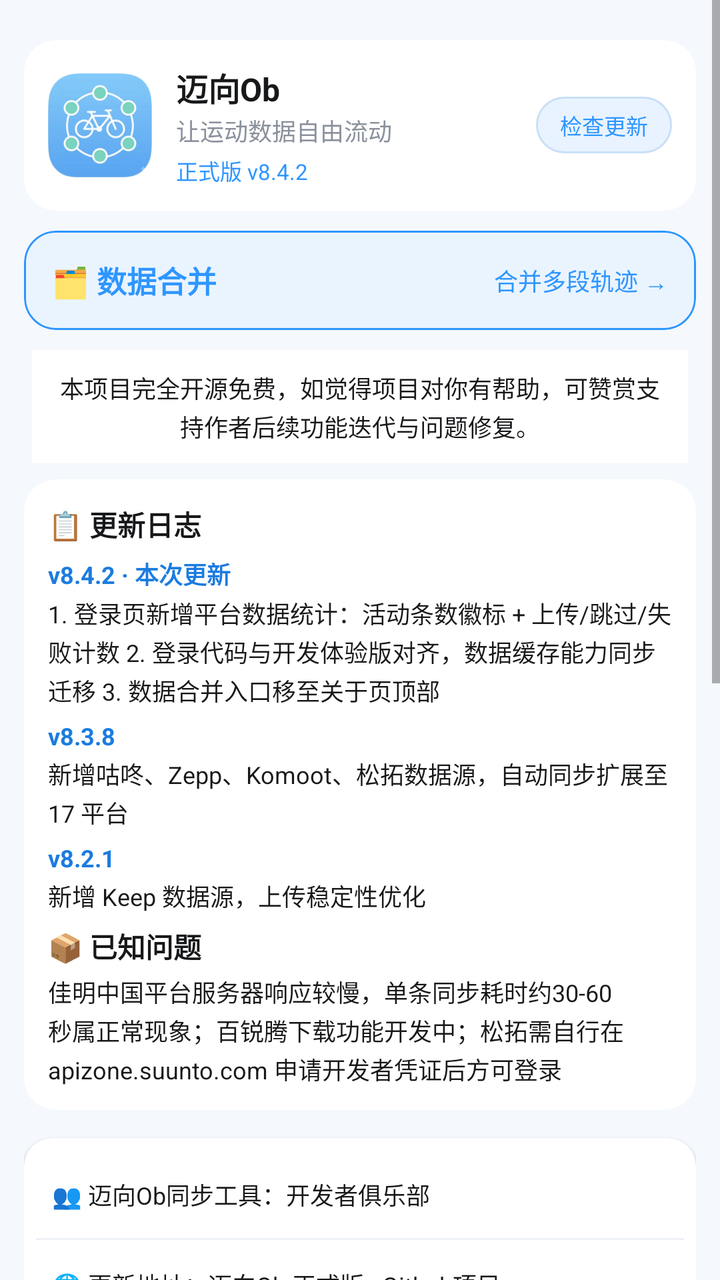
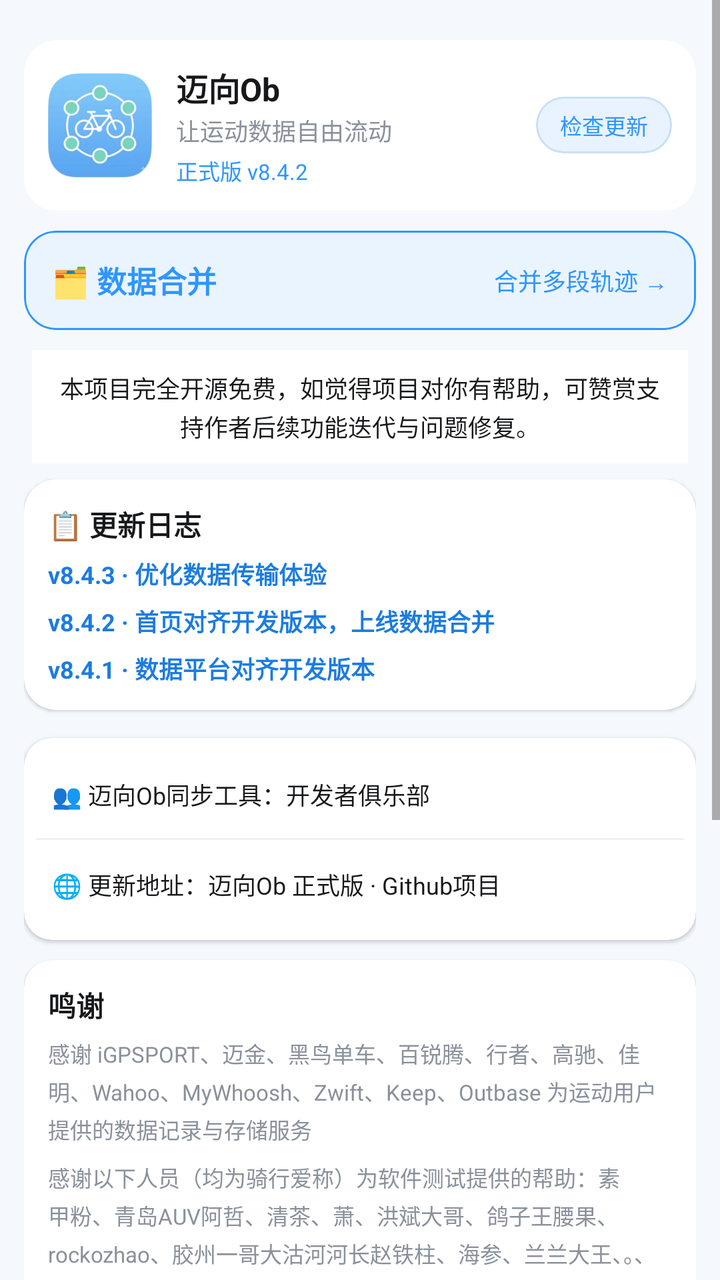

Before-and-after screenshots of an Android layout around one commit, followed by the original layout XML and the change that was made.
<!-- AndroidManifest.xml: application theme Theme.JichiOB -->
<!-- res/layout/fragment_about.xml -->
<?xml version="1.0" encoding="utf-8"?>
<ScrollView xmlns:android="http://schemas.android.com/apk/res/android"
    xmlns:app="http://schemas.android.com/apk/res-auto"
    android:layout_width="match_parent"
    android:layout_height="match_parent"
    android:background="@color/bg_light"
    android:fillViewport="true">

    <LinearLayout
        android:layout_width="match_parent"
        android:layout_height="wrap_content"
        android:orientation="vertical"
        android:padding="12dp">

        
        <com.google.android.material.card.MaterialCardView
            android:layout_width="match_parent"
            android:layout_height="wrap_content"
            android:layout_marginTop="8dp"
            android:layout_marginBottom="6dp"
            app:cardCornerRadius="16dp"
            app:cardElevation="1dp">
            <LinearLayout
                android:layout_width="match_parent"
                android:layout_height="wrap_content"
                android:orientation="horizontal"
                android:gravity="center_vertical"
                android:padding="12dp">

                <ImageView
                    android:layout_width="52dp"
                    android:layout_height="52dp"
                    android:src="@mipmap/ic_launcher"
                    android:contentDescription="logo" />

                <LinearLayout
                    android:layout_width="0dp"
                    android:layout_height="wrap_content"
                    android:layout_weight="1"
                    android:layout_marginStart="12dp"
                    android:orientation="vertical">

                    <TextView
                        android:layout_width="wrap_content"
                        android:layout_height="wrap_content"
                        android:text="迈向Ob"
                        android:textColor="@color/text_primary"
                        android:textSize="16sp"
                        android:textStyle="bold" />

                    <TextView
                        android:layout_width="wrap_content"
                        android:layout_height="wrap_content"
                        android:layout_marginTop="1dp"
                        android:text="让运动数据自由流动"
                        android:textColor="@color/text_secondary"
                        android:textSize="12sp" />

                    <TextView
                        android:layout_width="wrap_content"
                        android:layout_height="wrap_content"
                        android:layout_marginTop="3dp"
                        android:text="正式版 v8.4.2"
                        android:textColor="@color/primary"
                        android:textSize="11sp" />
                </LinearLayout>

                
                <TextView
                    android:id="@+id/btnCheckUpdate"
                    android:layout_width="wrap_content"
                    android:layout_height="wrap_content"
                    android:layout_marginStart="8dp"
                    android:background="@drawable/bg_check_update"
                    android:clickable="true"
                    android:focusable="true"
                    android:paddingStart="12dp"
                    android:paddingTop="6dp"
                    android:paddingEnd="12dp"
                    android:paddingBottom="6dp"
                    android:text="检查更新"
                    android:textColor="@color/primary"
                    android:textSize="11sp" />
            </LinearLayout>
        </com.google.android.material.card.MaterialCardView>

        
        <com.google.android.material.card.MaterialCardView
            android:id="@+id/cardMerge"
            android:layout_width="match_parent"
            android:layout_height="wrap_content"
            android:layout_marginTop="4dp"
            android:layout_marginBottom="8dp"
            android:clickable="true"
            android:focusable="true"
            android:foreground="?android:attr/selectableItemBackground"
            app:cardCornerRadius="16dp"
            app:cardElevation="0dp"
            app:cardBackgroundColor="#EAF4FF"
            app:strokeColor="@color/primary"
            app:strokeWidth="1dp">
            <LinearLayout
                android:layout_width="match_parent"
                android:layout_height="wrap_content"
                android:orientation="horizontal"
                android:gravity="center_vertical"
                android:padding="14dp">
                <TextView
                    android:layout_width="0dp"
                    android:layout_height="wrap_content"
                    android:layout_weight="1"
                    android:text="🗂 数据合并"
                    android:textSize="15sp"
                    android:textStyle="bold"
                    android:textColor="@color/primary" />
                <TextView
                    android:layout_width="wrap_content"
                    android:layout_height="wrap_content"
                    android:text="合并多段轨迹 →"
                    android:textSize="12sp"
                    android:textColor="@color/primary" />
            </LinearLayout>
        </com.google.android.material.card.MaterialCardView>

        
        <TextView
            android:layout_width="match_parent"
            android:layout_height="wrap_content"
            android:layout_marginTop="2dp"
            android:padding="10dp"
            android:background="#FFFFFF" android:layout_marginStart="4dp" android:layout_marginEnd="4dp"
            android:gravity="center"
            android:text="本项目完全开源免费，如觉得项目对你有帮助，可赞赏支持作者后续功能迭代与问题修复。"
            android:textColor="@color/text_primary"
            android:textSize="12sp"
            android:lineSpacingExtra="2dp" />

        
        <com.google.android.material.card.MaterialCardView
            android:layout_width="match_parent"
            android:layout_height="wrap_content"
            android:layout_marginTop="8dp"
            android:layout_marginBottom="6dp"
            app:cardCornerRadius="16dp"
            app:cardElevation="1dp">
            <LinearLayout android:layout_width="match_parent" android:layout_height="wrap_content" android:orientation="vertical" android:padding="12dp">
                <TextView android:layout_width="wrap_content" android:layout_height="wrap_content" android:text="📋 更新日志" android:textSize="14sp" android:textStyle="bold" android:textColor="@color/text_primary" />
                <TextView android:layout_width="wrap_content" android:layout_height="wrap_content" android:layout_marginTop="6dp" android:text="v8.4.2 · 本次更新" android:textSize="12sp" android:textStyle="bold" android:textColor="@color/primary_dark" />
                <TextView android:layout_width="match_parent" android:layout_height="wrap_content" android:layout_marginTop="2dp" android:text="1. 登录页新增平台数据统计：活动条数徽标 + 上传/跳过/失败计数
2. 登录代码与开发体验版对齐，数据缓存能力同步迁移
3. 数据合并入口移至关于页顶部" android:textSize="12sp" android:textColor="@color/text_primary" android:lineSpacingExtra="2dp" />
                <TextView android:layout_width="wrap_content" android:layout_height="wrap_content" android:layout_marginTop="6dp" android:text="v8.3.8" android:textSize="12sp" android:textStyle="bold" android:textColor="@color/primary_dark" />
                <TextView android:layout_width="match_parent" android:layout_height="wrap_content" android:layout_marginTop="2dp" android:text="新增咕咚、Zepp、Komoot、松拓数据源，自动同步扩展至 17 平台" android:textSize="12sp" android:textColor="@color/text_primary" android:lineSpacingExtra="2dp" />
                <TextView android:layout_width="wrap_content" android:layout_height="wrap_content" android:layout_marginTop="6dp" android:text="v8.2.1" android:textSize="12sp" android:textStyle="bold" android:textColor="@color/primary_dark" />
                <TextView android:layout_width="match_parent" android:layout_height="wrap_content" android:layout_marginTop="2dp" android:text="新增 Keep 数据源，上传稳定性优化" android:textSize="12sp" android:textColor="@color/text_primary" android:lineSpacingExtra="2dp" />
                <TextView android:layout_width="wrap_content" android:layout_height="wrap_content" android:layout_marginTop="6dp" android:text="📦 已知问题" android:textSize="14sp" android:textStyle="bold" android:textColor="@color/text_primary" />
                <TextView android:layout_width="match_parent" android:layout_height="wrap_content" android:layout_marginTop="4dp" android:text="佳明中国平台服务器响应较慢，单条同步耗时约30-60秒属正常现象；百锐腾下载功能开发中；松拓需自行在 apizone.suunto.com 申请开发者凭证后方可登录" android:textSize="12sp" android:textColor="@color/text_primary" android:lineSpacingExtra="2dp" />
            </LinearLayout>
        </com.google.android.material.card.MaterialCardView>


        <com.google.android.material.card.MaterialCardView
            android:layout_width="match_parent" android:layout_height="wrap_content"
            android:layout_marginTop="8dp" android:layout_marginBottom="6dp"
            app:cardCornerRadius="14dp" app:cardElevation="1dp">
            <LinearLayout android:layout_width="match_parent" android:layout_height="wrap_content" android:orientation="vertical" android:padding="6dp">
                <TextView android:id="@+id/tvClubLink" android:layout_width="match_parent" android:layout_height="44dp" android:gravity="center_vertical" android:text="👥 迈向Ob同步工具：开发者俱乐部" android:textColor="@color/text_primary" android:textSize="12sp" android:paddingStart="8dp" android:paddingEnd="8dp" />
                <View android:layout_width="match_parent" android:layout_height="1dp" android:background="#EEF1F5" />
                <TextView android:id="@+id/tvUpdateLink" android:layout_width="match_parent" android:layout_height="44dp" android:gravity="center_vertical" android:text="🌐 更新地址：迈向Ob 正式版 · Github项目" android:textColor="@color/text_primary" android:textSize="12sp" android:paddingStart="8dp" android:paddingEnd="8dp" />
            </LinearLayout>
        </com.google.android.material.card.MaterialCardView>

        
        <com.google.android.material.card.MaterialCardView
            android:layout_width="match_parent" android:layout_height="wrap_content"
            android:layout_marginTop="4dp" android:layout_marginBottom="8dp"
            app:cardCornerRadius="14dp" app:cardElevation="1dp">
            <LinearLayout android:layout_width="match_parent" android:layout_height="wrap_content" android:orientation="vertical" android:padding="12dp">
                <TextView android:layout_width="wrap_content" android:layout_height="wrap_content" android:text="鸣谢" android:textSize="14sp" android:textStyle="bold" android:textColor="@color/text_primary" />
                <TextView android:layout_width="match_parent" android:layout_height="wrap_content" android:layout_marginTop="6dp" android:lineSpacingExtra="3dp" android:text="感谢 iGPSPORT、迈金、黑鸟单车、百锐腾、行者、高驰、佳明、Wahoo、MyWhoosh、Zwift、Keep、Outbase 为运动用户提供的数据记录与存储服务" android:textColor="@color/text_secondary" android:textSize="11sp" />
                <TextView android:layout_width="match_parent" android:layout_height="wrap_content" android:layout_marginTop="8dp" android:lineSpacingExtra="3dp" android:text="感谢以下人员（均为骑行爱称）为软件测试提供的帮助：素甲粉、青岛AUV阿哲、清茶、萧、洪斌大哥、鸽子王腰果、rockozhao、胶州一哥大沽河河长赵铁柱、海参、兰兰大王、。、初夏飞雪bab、心急吃不了热豆付、青山依旧张指导、阿泽阿" android:textColor="@color/text_secondary" android:textSize="11sp" />
                <TextView android:layout_width="wrap_content" android:layout_height="wrap_content" android:layout_marginTop="8dp" android:text="鸣谢青岛AUV俱乐部" android:textSize="11sp" android:textStyle="bold" android:textColor="@color/text_primary" />
                <TextView android:layout_width="match_parent" android:layout_height="wrap_content" android:layout_marginTop="4dp" android:text="如有问题，欢迎加入 Outbase 俱乐部跟主理人反馈。开发者：多吃两口" android:textColor="@color/text_secondary" android:textSize="11sp" />
            </LinearLayout>
        </com.google.android.material.card.MaterialCardView>

        
        <TextView
            android:layout_width="match_parent"
            android:layout_height="wrap_content"
            android:gravity="center"
            android:layout_marginTop="4dp"
            android:text="赞赏支持"
            android:textColor="@color/text_primary"
            android:textSize="14sp"
            android:textStyle="bold" />
        <LinearLayout
            android:layout_width="match_parent"
            android:layout_height="wrap_content"
            android:layout_marginTop="4dp"
            android:orientation="horizontal"
            android:gravity="center">
            <LinearLayout android:layout_width="0dp" android:layout_height="wrap_content" android:layout_weight="1" android:orientation="vertical" android:gravity="center" android:padding="4dp">
                <ImageView android:layout_width="150dp" android:layout_height="150dp" android:src="@drawable/reward_wechat" android:contentDescription="微信赞赏码" android:adjustViewBounds="true" />
                <TextView android:layout_width="wrap_content" android:layout_height="wrap_content" android:text="微信赞赏码" android:textSize="11sp" android:textColor="@color/text_secondary" android:layout_marginTop="2dp" />
            </LinearLayout>
            <LinearLayout android:layout_width="0dp" android:layout_height="wrap_content" android:layout_weight="1" android:orientation="vertical" android:gravity="center" android:padding="4dp">
                <ImageView android:layout_width="130dp" android:layout_height="wrap_content" android:src="@drawable/reward_alipay" android:contentDescription="支付宝收款码" android:adjustViewBounds="true" />
                <TextView android:layout_width="wrap_content" android:layout_height="wrap_content" android:text="支付宝收款码" android:textSize="11sp" android:textColor="@color/text_secondary" android:layout_marginTop="2dp" />
            </LinearLayout>
        </LinearLayout>
        <TextView
            android:layout_width="match_parent"
            android:layout_height="wrap_content"
            android:gravity="center"
            android:layout_marginTop="6dp"
            android:layout_marginBottom="4dp"
            android:text="本项目完全开源免费，您的赞赏将支持后续功能迭代与问题修复"
            android:textColor="@color/text_secondary"
            android:textSize="10sp" />

        
        <TextView
            android:id="@+id/tvDisclaimerLink"
            android:layout_width="match_parent"
            android:layout_height="wrap_content"
            android:gravity="center"
            android:layout_marginTop="2dp"
            android:layout_marginBottom="8dp"
            android:text="📜 开源软件免责声明"
            android:textColor="@color/primary"
            android:textSize="9sp"
            android:clickable="true"
            android:focusable="true" />
    </LinearLayout>
</ScrollView>
<!-- resources referenced by this layout -->
<resources>
  <color name="bg_light">#F5F8FC</color>
  <color name="primary">#2E96FF</color>
  <color name="primary_dark">#1B7CE0</color>
  <color name="text_primary">#17181A</color>
  <color name="text_secondary">#8A919C</color>
  <!-- drawable bg_check_update (drawable) -->
  <?xml version="1.0" encoding="utf-8"?>
  <shape xmlns:android="http://schemas.android.com/apk/res/android"
      android:shape="rectangle">
      <solid android:color="#E8F3FF" />
      <corners android:radius="18dp" />
      <stroke
          android:width="1dp"
          android:color="#C9DFF7" />
  </shape>
  <!-- drawable reward_alipay: png bitmap (drawable-nodpi, 139308 bytes) -->
  <!-- drawable reward_wechat: png bitmap (drawable-nodpi, 241727 bytes) -->
  <!-- mipmap ic_launcher: png bitmap (mipmap-hdpi, 9149 bytes) -->
  <style name="Theme.JichiOB" parent="Theme.MaterialComponents.Light.NoActionBar">
          <item name="colorPrimary">@color/primary</item>
          <item name="colorPrimaryDark">@color/primary_dark</item>
          <item name="colorAccent">@color/primary</item>
          <item name="android:statusBarColor">@color/splash_end</item>
          <item name="android:windowBackground">@color/bg_light</item>
          <item name="colorControlActivated">@color/primary</item>
      </style>
  <color name="splash_end">#2E96FF</color>
</resources>

<!-- the commit's change to res/layout/fragment_about.xml (unified diff, before → after) -->
@@ -145,16 +145,9 @@
             app:cardElevation="1dp">
             <LinearLayout android:layout_width="match_parent" android:layout_height="wrap_content" android:orientation="vertical" android:padding="12dp">
                 <TextView android:layout_width="wrap_content" android:layout_height="wrap_content" android:text="📋 更新日志" android:textSize="14sp" android:textStyle="bold" android:textColor="@color/text_primary" />
-                <TextView android:layout_width="wrap_content" android:layout_height="wrap_content" android:layout_marginTop="6dp" android:text="v8.4.2 · 本次更新" android:textSize="12sp" android:textStyle="bold" android:textColor="@color/primary_dark" />
-                <TextView android:layout_width="match_parent" android:layout_height="wrap_content" android:layout_marginTop="2dp" android:text="1. 登录页新增平台数据统计：活动条数徽标 + 上传/跳过/失败计数
-2. 登录代码与开发体验版对齐，数据缓存能力同步迁移
-3. 数据合并入口移至关于页顶部" android:textSize="12sp" android:textColor="@color/text_primary" android:lineSpacingExtra="2dp" />
-                <TextView android:layout_width="wrap_content" android:layout_height="wrap_content" android:layout_marginTop="6dp" android:text="v8.3.8" android:textSize="12sp" android:textStyle="bold" android:textColor="@color/primary_dark" />
-                <TextView android:layout_width="match_parent" android:layout_height="wrap_content" android:layout_marginTop="2dp" android:text="新增咕咚、Zepp、Komoot、松拓数据源，自动同步扩展至 17 平台" android:textSize="12sp" android:textColor="@color/text_primary" android:lineSpacingExtra="2dp" />
-                <TextView android:layout_width="wrap_content" android:layout_height="wrap_content" android:layout_marginTop="6dp" android:text="v8.2.1" android:textSize="12sp" android:textStyle="bold" android:textColor="@color/primary_dark" />
-                <TextView android:layout_width="match_parent" android:layout_height="wrap_content" android:layout_marginTop="2dp" android:text="新增 Keep 数据源，上传稳定性优化" android:textSize="12sp" android:textColor="@color/text_primary" android:lineSpacingExtra="2dp" />
-                <TextView android:layout_width="wrap_content" android:layout_height="wrap_content" android:layout_marginTop="6dp" android:text="📦 已知问题" android:textSize="14sp" android:textStyle="bold" android:textColor="@color/text_primary" />
-                <TextView android:layout_width="match_parent" android:layout_height="wrap_content" android:layout_marginTop="4dp" android:text="佳明中国平台服务器响应较慢，单条同步耗时约30-60秒属正常现象；百锐腾下载功能开发中；松拓需自行在 apizone.suunto.com 申请开发者凭证后方可登录" android:textSize="12sp" android:textColor="@color/text_primary" android:lineSpacingExtra="2dp" />
+                <TextView android:layout_width="wrap_content" android:layout_height="wrap_content" android:layout_marginTop="6dp" android:text="v8.4.3 · 优化数据传输体验" android:textSize="12sp" android:textStyle="bold" android:textColor="@color/primary_dark" />
+                <TextView android:layout_width="wrap_content" android:layout_height="wrap_content" android:layout_marginTop="6dp" android:text="v8.4.2 · 首页对齐开发版本，上线数据合并" android:textSize="12sp" android:textStyle="bold" android:textColor="@color/primary_dark" />
+                <TextView android:layout_width="wrap_content" android:layout_height="wrap_content" android:layout_marginTop="6dp" android:text="v8.4.1 · 数据平台对齐开发版本" android:textSize="12sp" android:textStyle="bold" android:textColor="@color/primary_dark" />
             </LinearLayout>
         </com.google.android.material.card.MaterialCardView>
 
